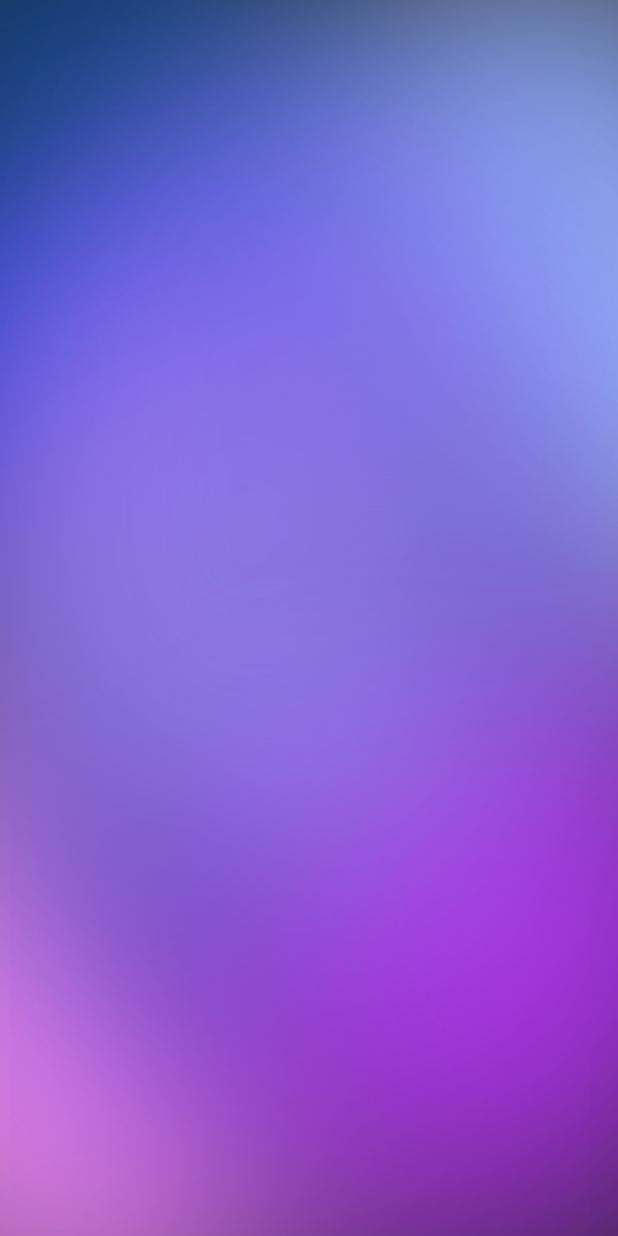
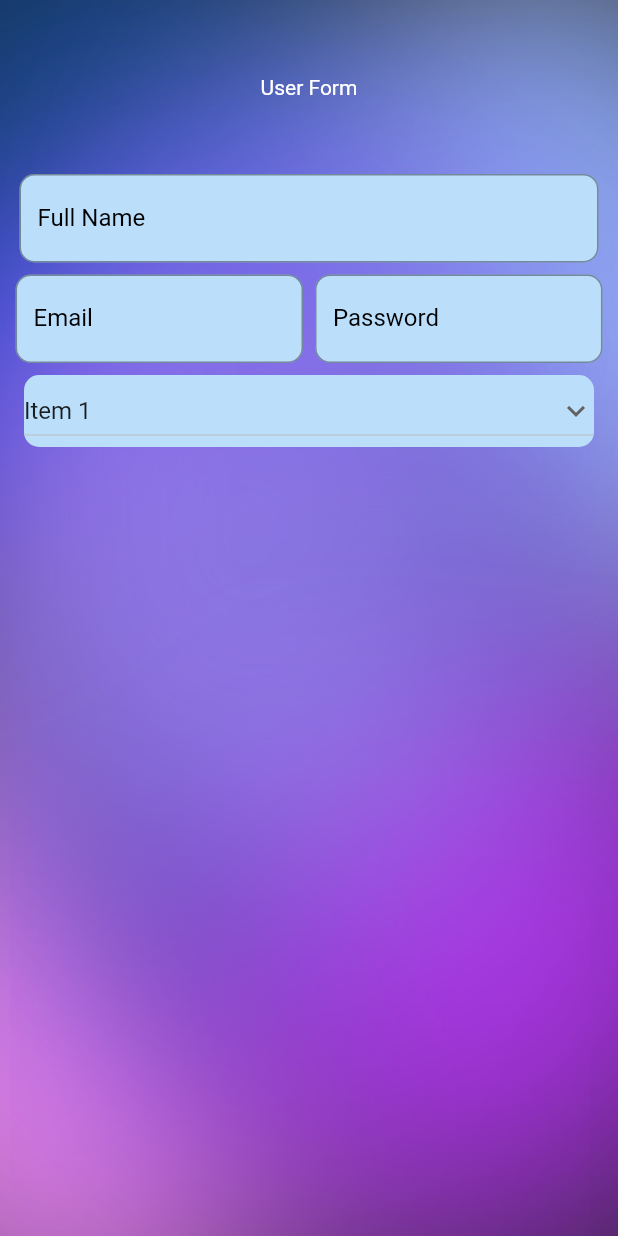
Before and after one commit to NezamFCI/User-Form-With-API, a Flutter app: the screen it shows after launch, on a phone screen of 412 x 824 dp. Run offline on Flutter 3.47's test engine with Material 2 defaults, Android fonts, the light colour scheme and no system bars.

Commit message:
Custom TextFormField & Custom DropDownButton

```diff
--- a/lib/main.dart
+++ b/lib/main.dart
@@ -11,6 +11,7 @@ class MyApp extends StatelessWidget {
   @override
   Widget build(BuildContext context) {
     return MaterialApp(
+      debugShowCheckedModeBanner: false,
       title: 'Flutter Demo',
       theme: ThemeData(
         primarySwatch: Colors.blue,
--- a/lib/pages/UserForm.dart
+++ b/lib/pages/UserForm.dart
@@ -1,4 +1,7 @@
 import 'package:flutter/material.dart';
+import 'package:user_form_with_api/widgets/CustomDropdownButton.dart';
+import 'package:user_form_with_api/widgets/Custom_Textfield.dart';
+import 'package:user_form_with_api/widgets/SingleTextField.dart';
 
 class UserForm extends StatefulWidget {
   const UserForm({Key? key}) : super(key: key);
@@ -25,6 +28,53 @@ class _UserFormState extends State<UserForm> {
                   fit: BoxFit.fill,
                 ),
               ),
+              child: Padding(
+                padding: const EdgeInsets.all(8.0),
+                child: Column(
+                  children: [
+                    Container(
+                      height: 100,
+                      width: double.infinity,
+                      // color: Colors.green,
+                      child: const Center(
+                        child: Text(
+                          'User Form',
+                          style: TextStyle(
+                            color: Colors.white,
+                          ),
+                        ),
+                      ),
+                    ),
+                    const SizedBox(
+                      height: 8.0,
+                    ),
+                    const CustomTextField(
+                      labelText: 'Full Name',
+                      hintText: 'Enter Your Name',
+                    ),
+                    const SizedBox(
+                      height: 8.0,
+                    ),
+                    Row(
+                      mainAxisAlignment: MainAxisAlignment.center,
+                      children: const [
+                        SingleTextField(
+                          labelText: 'Email',
+                          hintText: 'Enter Your Email',
+                        ),
+                        SizedBox(
+                          width: 8.0,
+                        ),
+                        SingleTextField(
+                          labelText: 'Password',
+                          hintText: 'Enter Your Password',
+                        ),
+                      ],
+                    ),
+                    CustomDropdownButton(),
+                  ],
+                ),
+              ),
             )
           ],
         ),
--- /dev/null
+++ b/lib/widgets/CustomDropdownButton.dart
@@ -0,0 +1,48 @@
+import 'package:flutter/material.dart';
+
+class CustomDropdownButton extends StatefulWidget {
+  const CustomDropdownButton({Key? key}) : super(key: key);
+
+  @override
+  _CustomDropdownButtonState createState() => _CustomDropdownButtonState();
+}
+
+class _CustomDropdownButtonState extends State<CustomDropdownButton> {
+  String dropdownvalue = 'Item 1';
+  var items = [
+    'Item 1',
+    'Item 2',
+    'Item 3',
+    'Item 4',
+  ];
+  @override
+  Widget build(BuildContext context) {
+    return Padding(
+      padding: const EdgeInsets.all(8.0),
+      child: Container(
+        decoration: BoxDecoration(
+          color: Color(0xffbbdefb),
+          borderRadius: BorderRadius.all(Radius.circular(10.0)),
+        ),
+        child: DropdownButton(
+          borderRadius: BorderRadius.all(Radius.circular(10.0)),
+          value: dropdownvalue,
+          icon: Icon(Icons.keyboard_arrow_down),
+          items: items.map((String items) {
+            return DropdownMenuItem(
+              value: items,
+              child: Text(items),
+            );
+          }).toList(),
+          isExpanded: true,
+          onChanged: (String? newValue) {
+            setState(() {
+              dropdownvalue = newValue!;
+            });
+          },
+          hint: Text('Select item'),
+        ),
+      ),
+    );
+  }
+}
--- /dev/null
+++ b/lib/widgets/Custom_Textfield.dart
@@ -0,0 +1,62 @@
+import 'package:flutter/material.dart';
+
+class CustomTextField extends StatelessWidget {
+  final TextEditingController? controller;
+  final TextInputType? keyboardType;
+  final String? Function(String?)? validator;
+  final bool obscureText;
+  final String? labelText;
+  final String? hintText;
+  final Widget? prefixIcon;
+  final Widget? suffixIcon;
+  final Widget? label;
+  const CustomTextField({
+    Key? key,
+    this.controller,
+    this.keyboardType,
+    this.validator,
+    this.obscureText = false,
+    this.labelText,
+    this.hintText,
+    this.prefixIcon,
+    this.suffixIcon,
+    this.label,
+  }) : super(key: key);
+
+  @override
+  Widget build(BuildContext context) {
+    return Padding(
+      padding: const EdgeInsets.only(left: 5.0, right: 5.0),
+      child: Container(
+        decoration: const BoxDecoration(
+          color: Color(0xffbbdefb),
+          borderRadius: BorderRadius.all(
+            Radius.circular(10.0),
+          ),
+        ),
+        child: TextFormField(
+          controller: controller,
+          keyboardType: keyboardType,
+          validator: validator,
+          obscureText: obscureText,
+          decoration: InputDecoration(
+            border: const OutlineInputBorder(
+              borderSide: BorderSide(
+                color: Colors.black,
+              ),
+              borderRadius: BorderRadius.all(
+                Radius.circular(10),
+              ),
+            ),
+            labelText: labelText,
+            hintText: hintText,
+            prefixIcon: prefixIcon,
+            suffixIcon: suffixIcon,
+            label: label,
+            labelStyle: TextStyle(color: Colors.black),
+          ),
+        ),
+      ),
+    );
+  }
+}
--- /dev/null
+++ b/lib/widgets/SingleTextField.dart
@@ -0,0 +1,62 @@
+import 'package:flutter/material.dart';
+
+class SingleTextField extends StatelessWidget {
+  final TextEditingController? controller;
+  final TextInputType? keyboardType;
+  final String? Function(String?)? validator;
+  final bool obscureText;
+  final String? labelText;
+  final String? hintText;
+  final Widget? prefixIcon;
+  final Widget? suffixIcon;
+  final Widget? label;
+  const SingleTextField({
+    Key? key,
+    this.controller,
+    this.keyboardType,
+    this.validator,
+    this.obscureText = false,
+    this.labelText,
+    this.hintText,
+    this.prefixIcon,
+    this.suffixIcon,
+    this.label,
+  }) : super(key: key);
+
+  @override
+  Widget build(BuildContext context) {
+    double _width = MediaQuery.of(context).size.width / 2.15;
+
+    return Container(
+      width: _width,
+      decoration: const BoxDecoration(
+        color: Color(0xffbbdefb),
+        borderRadius: BorderRadius.all(
+          Radius.circular(10.0),
+        ),
+      ),
+      child: TextFormField(
+        controller: controller,
+        keyboardType: keyboardType,
+        validator: validator,
+        obscureText: obscureText,
+        decoration: InputDecoration(
+          border: const OutlineInputBorder(
+            borderSide: BorderSide(
+              color: Colors.black,
+            ),
+            borderRadius: BorderRadius.all(
+              Radius.circular(10.0),
+            ),
+          ),
+          labelText: labelText,
+          hintText: hintText,
+          prefixIcon: prefixIcon,
+          suffixIcon: suffixIcon,
+          label: label,
+          labelStyle: TextStyle(color: Colors.black),
+        ),
+      ),
+    );
+  }
+}
```
